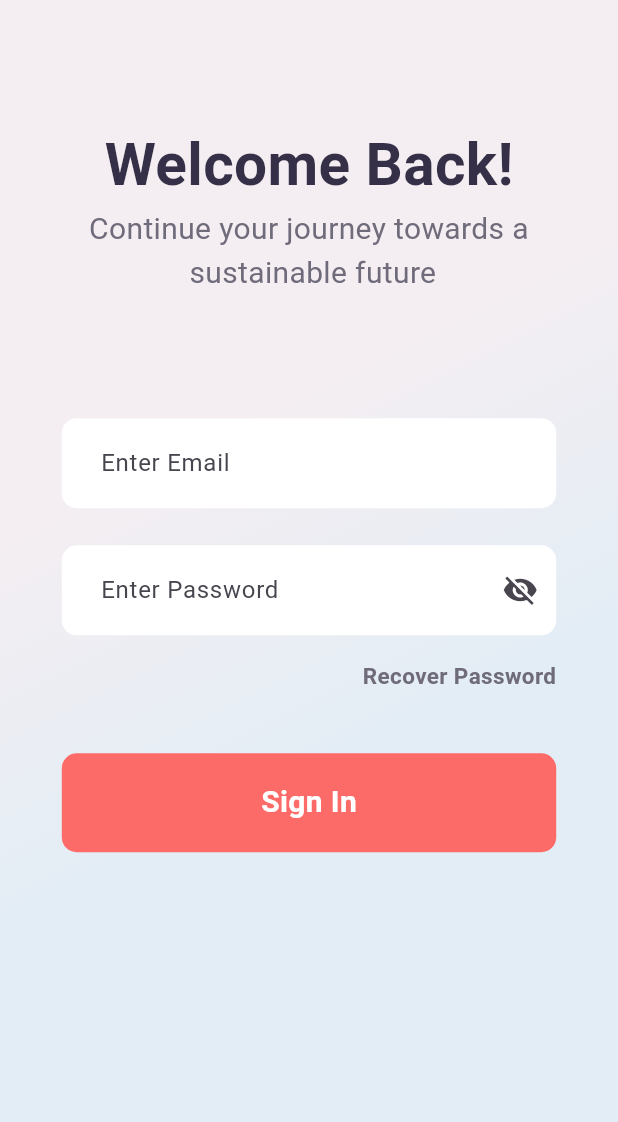
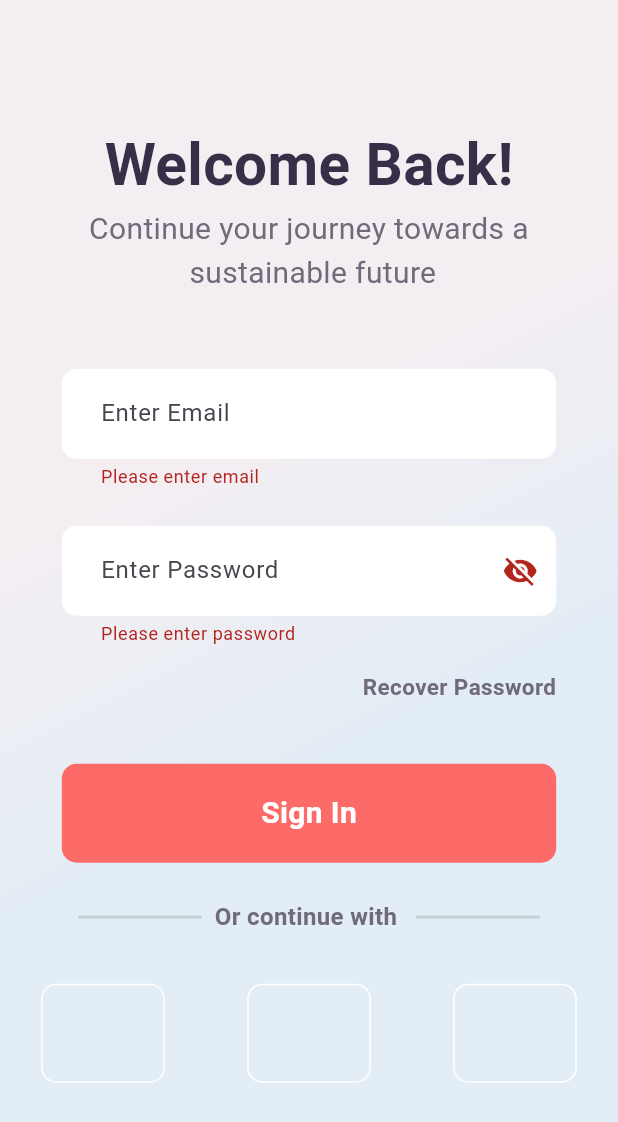
Before and after one commit to Adityasawant1/Avalon, a Flutter app: the screen it shows after launch, after a tap on "Sign In", on a phone screen of 412 x 824 dp. Shown: the top 1122 px of the screen. Run offline on Flutter 3.47's test engine with Material 3 defaults, Android fonts, the phone set to English and light mode, and no system bars; our stand-ins replace email_validator.

Commit message:
google facebook box added

```diff
--- a/lib/main.dart
+++ b/lib/main.dart
@@ -1,4 +1,6 @@
-import 'package:avalon/pages/loginpage/intro_page.dart';
+//import 'package:avalon/pages/loginpage/intro_page.dart';
+import 'package:avalon/pages/loginpage/signin_page.dart';
+//import 'package:avalon/pages/loginpage/signup_page.dart';
 import 'package:flutter/material.dart';
 
 void main() {
@@ -14,7 +16,7 @@ class MyApp extends StatelessWidget {
       title: 'Avalon ',
       debugShowCheckedModeBanner: false,
       theme: ThemeData(),
-      home: const IntroPage(),
+      home: const SignInPage(),
     );
   }
 }
--- a/lib/pages/loginpage/signin_page.dart
+++ b/lib/pages/loginpage/signin_page.dart
@@ -58,7 +58,7 @@ class _SignInPageState extends State<SignInPage> {
                     ),
                   ),
                   SizedBox(
-                    height: size.height * 0.1,
+                    height: size.height * 0.06,
                   ),
                   Form(
                     key: _formkey,
@@ -198,10 +198,75 @@ class _SignInPageState extends State<SignInPage> {
                                       ))),
                             ),
                           ),
+                          SizedBox(
+                            height: size.height * 0.03,
+                          ),
+
+                          Row(
+                            mainAxisAlignment: MainAxisAlignment.center,
+                            children: [
+                              Container(
+                                height: 2,
+                                width: size.width * 0.2,
+                                color: Colors.black12,
+                              ),
+                              Text(
+                                "  Or continue with   ",
+                                style: TextStyle(
+                                  fontWeight: FontWeight.bold,
+                                  color: textColor2,
+                                  fontSize: 16,
+                                ),
+                              ),
+                              Container(
+                                height: 2,
+                                width: size.width * 0.2,
+                                color: Colors.black12,
+                              ),
+                            ],
+                          ),
                         ],
                       ),
                     ),
                   ),
+                  SizedBox(
+                    height: size.height * 0.04,
+                  ),
+                  Row(
+                    mainAxisAlignment: MainAxisAlignment.spaceAround,
+                    children: [
+                      Container(
+                        height: size.height * 0.08,
+                        width: size.width * 0.2,
+                        decoration: BoxDecoration(
+                          borderRadius: BorderRadius.circular(10),
+                          border: Border.all(
+                            color: Colors.white,
+                          ),
+                        ),
+                      ),
+                      Container(
+                        height: size.height * 0.08,
+                        width: size.width * 0.2,
+                        decoration: BoxDecoration(
+                          borderRadius: BorderRadius.circular(10),
+                          border: Border.all(
+                            color: Colors.white,
+                          ),
+                        ),
+                      ),
+                      Container(
+                        height: size.height * 0.08,
+                        width: size.width * 0.2,
+                        decoration: BoxDecoration(
+                          borderRadius: BorderRadius.circular(10),
+                          border: Border.all(
+                            color: Colors.white,
+                          ),
+                        ),
+                      )
+                    ],
+                  )
                 ],
               ),
             ),
--- a/pubspec.yaml
+++ b/pubspec.yaml
@@ -37,6 +37,7 @@ dependencies:
   cupertino_icons: ^1.0.6
   google_nav_bar: ^5.0.6
   email_validator: ^3.0.0
+  font_awesome_flutter: ^10.7.0
 
 
 dev_dependencies:
```
Also changed, not shown: pubspec.lock.
